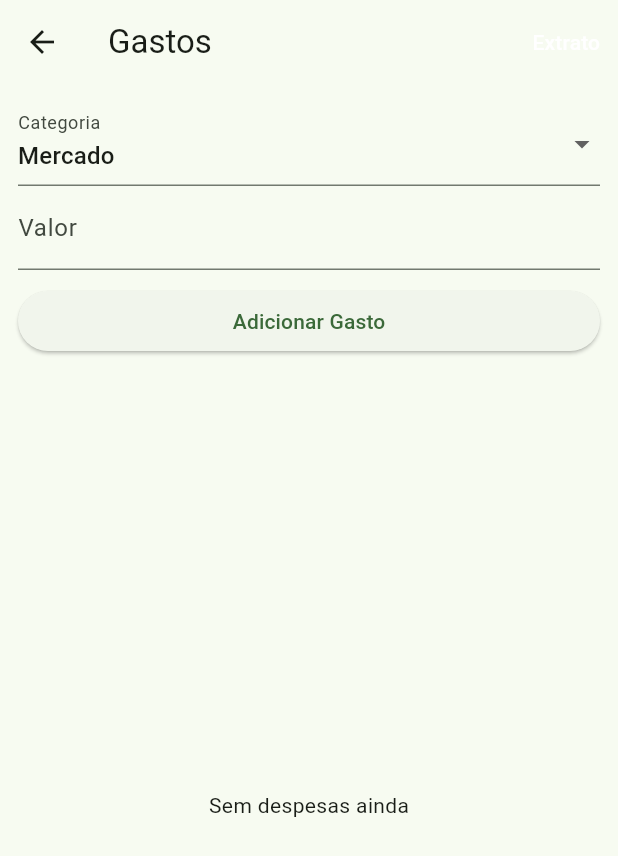
After one commit to RizerioLucas/planejamento_financeiro, a Flutter app: the ExpensesChartScreen screen opened directly, after a tap on "Adicionar Gasto", on a phone screen of 412 x 824 dp. The commit adds this screen. Shown: the top 856 px of the screen. Run offline on Flutter 3.47's test engine with Material 3 defaults, Android fonts, the phone set to English and light mode, and no system bars; our stand-ins replace fl_chart, sqflite; accounts and stored records are empty.

Commit message:
att
aqui coloquei o grafico de pizza
pra controlar gastos
tbm coloquei simulador de investimentos

```diff
--- a/planejamento_financeiro/lib/providers/transaction_provider.dart
+++ b/planejamento_financeiro/lib/providers/transaction_provider.dart
@@ -20,23 +20,94 @@ class Goal {
   final String name;
   final double target;
   double current;
-  Goal({required this.name, required this.target, this.current = 0});
+
+  Goal({
+    required this.name,
+    required this.target,
+    this.current = 0,
+  });
 }
 
 class TransactionProvider extends ChangeNotifier {
   final List<TransactionItem> _transactions = [
-    TransactionItem(title: 'Saldo Inicial', amount: 5000, type: TransactionType.income, date: DateTime.now()),
+    TransactionItem(
+      title: 'Saldo Inicial',
+      amount: 5000,
+      type: TransactionType.income,
+      date: DateTime.now(),
+    ),
   ];
+
   final List<Goal> _goals = [];
 
   List<TransactionItem> get transactions => _transactions;
   List<Goal> get goals => _goals;
 
+  // 🔥 ADICIONAR RECEITA
+  void addIncome(double value, {String title = 'Receita'}) {
+    _transactions.add(
+      TransactionItem(
+        title: title,
+        amount: value,
+        type: TransactionType.income,
+        date: DateTime.now(),
+      ),
+    );
+    notifyListeners();
+  }
+
+  // 🔥 ADICIONAR DESPESA
+  void addExpense(double value, {String title = 'Despesa'}) {
+    if (!canSpend(value)) return;
+
+    _transactions.add(
+      TransactionItem(
+        title: title,
+        amount: value,
+        type: TransactionType.expense,
+        date: DateTime.now(),
+      ),
+    );
+    notifyListeners();
+  }
+
+  // 🔥 INVESTIMENTO
+  void addInvestment(double value, {String title = 'Investimento'}) {
+    if (!canSpend(value)) return;
+
+    _transactions.add(
+      TransactionItem(
+        title: title,
+        amount: value,
+        type: TransactionType.investment,
+        date: DateTime.now(),
+      ),
+    );
+    notifyListeners();
+  }
+
+  // 🔥 TRANSFERÊNCIA
+  void addTransfer(double value, {String title = 'Transferência'}) {
+    if (!canSpend(value)) return;
+
+    _transactions.add(
+      TransactionItem(
+        title: title,
+        amount: value,
+        type: TransactionType.transfer,
+        date: DateTime.now(),
+      ),
+    );
+    notifyListeners();
+  }
+
+  // 🔥 GENÉRICO (mantido)
   void addTransaction(TransactionItem transaction) {
     _transactions.add(transaction);
     notifyListeners();
   }
 
+  // 🔥 METAS
   void addGoal(String name, double target) {
     _goals.add(Goal(name: name, target: target));
     notifyListeners();
@@ -44,15 +115,20 @@ class TransactionProvider extends ChangeNotifier {
 
   void addMoneyToGoal(int index, double value) {
     if (!canSpend(value)) return;
+
     _goals[index].current += value;
-    addTransaction(TransactionItem(
+
+    addTransaction(
+      TransactionItem(
         title: 'Meta: ${_goals[index].name}',
         amount: value,
         type: TransactionType.goal,
         date: DateTime.now(),
-    ));
+      ),
+    );
   }
 
+  // 🔥 SIMULAÇÃO DE RENDIMENTO (mantido)
   void simulateYield(double amount, double annualRate, DateTime targetDate) {
     final now = DateTime.now();
     final days = targetDate.difference(now).inDays;
@@ -61,27 +137,34 @@ class TransactionProvider extends ChangeNotifier {
     double dailyRate = (annualRate / 100) / 365;
     double yieldAmount = amount * dailyRate * days;
 
-    addTransaction(TransactionItem(
+    addTransaction(
+      TransactionItem(
         title: 'Rendimento Simulado (${annualRate}% a.a)',
         amount: yieldAmount,
         type: TransactionType.yield,
         date: targetDate,
-    ));
+      ),
+    );
   }
 
+  // 🔴 VALIDAÇÃO
   bool canSpend(double value) => balance >= value;
 
-  // 🔹 Pega apenas o que foi simulado (tipo yield)
+  // 📊 RESUMOS
   double get totalSimulated => _transactions
       .where((t) => t.type == TransactionType.yield)
       .fold(0.0, (sum, item) => sum + item.amount);
 
   double get totalIncome => _transactions
-      .where((t) => t.type == TransactionType.income || t.type == TransactionType.yield)
+      .where((t) =>
+          t.type == TransactionType.income ||
+          t.type == TransactionType.yield)
       .fold(0.0, (sum, item) => sum + item.amount);
 
   double get totalExpense => _transactions
-      .where((t) => t.type == TransactionType.expense || t.type == TransactionType.transfer)
+      .where((t) =>
+          t.type == TransactionType.expense ||
+          t.type == TransactionType.transfer)
       .fold(0.0, (sum, item) => sum + item.amount);
 
   double get totalInvested => _transactions
@@ -92,5 +175,6 @@ class TransactionProvider extends ChangeNotifier {
       .where((t) => t.type == TransactionType.goal)
       .fold(0.0, (sum, item) => sum + item.amount);
 
-  double get balance => totalIncome - totalExpense - totalInvested - totalGoals;
+  double get balance =>
+      totalIncome - totalExpense - totalInvested - totalGoals;
 }
--- /dev/null
+++ b/planejamento_financeiro/lib/screens/expenses_chart_screen.dart
@@ -0,0 +1,233 @@
+import 'package:flutter/material.dart';
+import 'package:provider/provider.dart';
+import 'package:fl_chart/fl_chart.dart';
+
+import '../providers/transaction_provider.dart';
+
+class ExpensesChartScreen extends StatefulWidget {
+  const ExpensesChartScreen({super.key});
+
+  @override
+  State<ExpensesChartScreen> createState() =>
+      _ExpensesChartScreenState();
+}
+
+class _ExpensesChartScreenState extends State<ExpensesChartScreen> {
+  bool showExtract = false;
+
+  final TextEditingController valueController =
+      TextEditingController();
+
+  String selectedCategory = 'Mercado';
+
+  final List<String> categories = [
+    'Mercado',
+    'Luz',
+    'Aluguel',
+    'Transporte',
+    'Lazer',
+    'Outros'
+  ];
+
+  @override
+  Widget build(BuildContext context) {
+    final provider = Provider.of<TransactionProvider>(context);
+
+    final expenses = provider.transactions
+        .where((t) =>
+            t.type == TransactionType.expense ||
+            t.type == TransactionType.transfer ||
+            t.type == TransactionType.investment ||
+            t.type == TransactionType.goal)
+        .toList();
+
+    final Map<String, double> grouped = {};
+
+    for (var e in expenses) {
+      grouped[e.title] = (grouped[e.title] ?? 0) + e.amount;
+    }
+
+    final total = grouped.values.fold(0.0, (a, b) => a + b);
+
+    final list = provider.transactions.reversed.toList();
+
+    final colors = [
+      Colors.red,
+      Colors.blue,
+      Colors.orange,
+      Colors.green,
+      Colors.purple,
+      Colors.teal,
+    ];
+
+    return Scaffold(
+      appBar: AppBar(
+        title: const Text('Gastos'),
+        actions: [
+          TextButton(
+            onPressed: () {
+              setState(() {
+                showExtract = !showExtract;
+              });
+            },
+            child: Text(
+              showExtract ? 'Gráfico' : 'Extrato',
+              style: const TextStyle(color: Colors.white),
+            ),
+          ),
+        ],
+      ),
+
+      body: Column(
+        children: [
+          // 🔥 INPUT DE GASTO
+          Padding(
+            padding: const EdgeInsets.all(12),
+            child: Column(
+              children: [
+                DropdownButtonFormField(
+                  value: selectedCategory,
+                  items: categories
+                      .map((c) => DropdownMenuItem(
+                            value: c,
+                            child: Text(c),
+                          ))
+                      .toList(),
+                  onChanged: (value) {
+                    setState(() {
+                      selectedCategory = value as String;
+                    });
+                  },
+                  decoration:
+                      const InputDecoration(labelText: 'Categoria'),
+                ),
+
+                TextField(
+                  controller: valueController,
+                  keyboardType: TextInputType.number,
+                  decoration:
+                      const InputDecoration(labelText: 'Valor'),
+                ),
+
+                const SizedBox(height: 10),
+
+                SizedBox(
+                  width: double.infinity,
+                  child: ElevatedButton(
+                    onPressed: () {
+                      final value =
+                          double.tryParse(valueController.text) ??
+                              0;
+
+                      provider.addExpense(
+                        value,
+                        title: selectedCategory,
+                      );
+
+                      valueController.clear();
+                    },
+                    child: const Text('Adicionar Gasto'),
+                  ),
+                ),
+              ],
+            ),
+          ),
+
+          Expanded(
+            child: showExtract
+                // 🔥 EXTRATO
+                ? ListView.builder(
+                    itemCount: list.length,
+                    itemBuilder: (_, index) {
+                      final t = list[index];
+
+                      final isPositive =
+                          t.type == TransactionType.income;
+
+                      return ListTile(
+                        title: Text(t.title),
+                        subtitle: Text(t.type.name),
+                        trailing: Text(
+                          'R\$ ${t.amount.toStringAsFixed(2)}',
+                          style: TextStyle(
+                            color: isPositive
+                                ? Colors.green
+                                : Colors.red,
+                            fontWeight: FontWeight.bold,
+                          ),
+                        ),
+                      );
+                    },
+                  )
+
+                // 🔥 GRÁFICO
+                : total == 0
+                    ? const Center(child: Text('Sem despesas ainda'))
+                    : Column(
+                        children: [
+                          const SizedBox(height: 10),
+
+                          SizedBox(
+                            height: 200,
+                            child: PieChart(
+                              PieChartData(
+                                sectionsSpace: 2,
+                                centerSpaceRadius: 50,
+                                sections: grouped.entries
+                                    .toList()
+                                    .asMap()
+                                    .entries
+                                    .map((entry) {
+                                  final index = entry.key;
+                                  final data = entry.value;
+
+                                  final value = data.value;
+                                  final percent =
+                                      (value / total) * 100;
+
+                                  return PieChartSectionData(
+                                    value: value,
+                                    title:
+                                        '${percent.toStringAsFixed(1)}%',
+                                    radius: 50,
+                                    color: colors[
+                                        index % colors.length],
+                                  );
+                                }).toList(),
+                              ),
+                            ),
+                          ),
+
+                          const SizedBox(height: 10),
+
+                          Expanded(
+                            child: ListView(
+                              children: grouped.entries
+                                  .toList()
+                                  .asMap()
+                                  .entries
+                                  .map((entry) {
+                                final index = entry.key;
+                                final e = entry.value;
+
+                                return ListTile(
+                                  leading: CircleAvatar(
+                                    backgroundColor: colors[
+                                        index % colors.length],
+                                    radius: 6,
+                                  ),
+                                  title: Text(e.key),
+                                  trailing: Text(
+                                      'R\$ ${e.value.toStringAsFixed(2)}'),
+                                );
+                              }).toList(),
+                            ),
+                          ),
+                        ],
+                      ),
+          ),
+        ],
+      ),
+    );
+  }
+}
--- a/planejamento_financeiro/lib/screens/home_screen.dart
+++ b/planejamento_financeiro/lib/screens/home_screen.dart
@@ -3,6 +3,7 @@ import '../widgets/summary_card.dart';
 import 'transactions_screen.dart';
 import 'goals_screen.dart';
 import 'investments_screen.dart';
+import 'expenses_chart_screen.dart';
 import 'package:provider/provider.dart';
 import '../providers/transaction_provider.dart';
 
@@ -56,6 +57,7 @@ class _HomeScreenState extends State<HomeScreen> {
     );
   }
 }
+
 class DashboardPage extends StatelessWidget {
   const DashboardPage({super.key});
 
@@ -77,22 +79,44 @@ class DashboardPage extends StatelessWidget {
               icon: Icons.account_balance_wallet,
             ),
             const SizedBox(height: 16),
+
             SummaryCard(
               title: 'Receitas',
               value: 'R\$ ${provider.totalIncome.toStringAsFixed(2)}',
               icon: Icons.arrow_upward,
             ),
             const SizedBox(height: 16),
+
             SummaryCard(
               title: 'Despesas',
               value: 'R\$ ${provider.totalExpense.toStringAsFixed(2)}',
               icon: Icons.arrow_downward,
             ),
             const SizedBox(height: 16),
+
             SummaryCard(
               title: 'Investido',
               value: 'R\$ ${provider.totalInvested.toStringAsFixed(2)}',
               icon: Icons.trending_up,
+            ),
+
+            const SizedBox(height: 30),
+
+            // 🔥 BOTÃO DE GASTOS (O QUE VOCÊ QUERIA)
+            SizedBox(
+              width: double.infinity,
+              child: ElevatedButton.icon(
+                icon: const Icon(Icons.pie_chart),
+                label: const Text('Ver Gastos'),
+                onPressed: () {
+                  Navigator.push(
+                    context,
+                    MaterialPageRoute(
+                      builder: (_) => const ExpensesChartScreen(),
+                    ),
+                  );
+                },
+              ),
             ),
           ],
         ),
```
Also changed, not shown: planejamento_financeiro/lib/screens/transactions_screen.dart (+9 -3 lines). Lines whose indentation alone changed are shown as unchanged.
